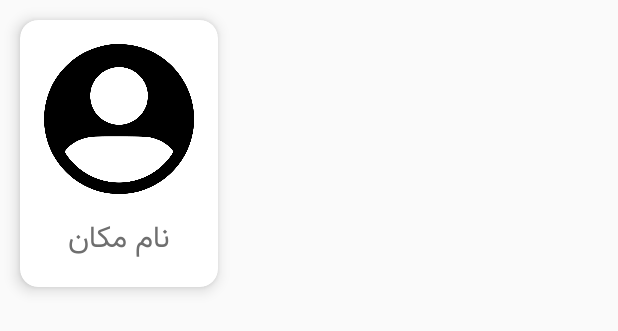
After one commit to farzinnasiri/Rasm-travel-advisor, an Android app: the layout suggested_places_item.xml on its own in the app's theme, with its tools: preview values and no code run, on a phone screen of 412 x 824 dp. The commit adds this screen. Shown: the top 331 px of the screen. Run offline under Robolectric (Android 15) with nearby library versions, the phone set to English and light mode, and no system bars.

Commit message:
suggested places added

```diff
--- a/app/src/main/java/com/rasm/MainActivity.java
+++ b/app/src/main/java/com/rasm/MainActivity.java
@@ -9,6 +9,7 @@ import android.view.View;
 import android.support.v7.app.AppCompatActivity;
 import android.widget.ImageView;
 
+import com.rasm.Administering.Administer;
 import com.rasm.adapters.NewFriendsAdventuresAdapter;
 import com.rasm.adapters.OptionsRecyclerViewAdapter;
 
@@ -77,6 +78,9 @@ public class MainActivity extends AppCompatActivity {
                 usersImages);
         newAdventuresRecyclerView.setAdapter(adapter2);
 
+
+        Administer.getInstance().getSuggestedPlace(4);
+
     }
 
 
--- /dev/null
+++ b/app/src/main/res/layout/suggested_places_item.xml
@@ -0,0 +1,49 @@
+<?xml version="1.0" encoding="utf-8"?>
+<RelativeLayout xmlns:android="http://schemas.android.com/apk/res/android"
+    xmlns:app="http://schemas.android.com/apk/res-auto"
+    android:layout_width="wrap_content"
+    android:layout_height="wrap_content"
+    android:layout_margin="1dp">
+
+    <android.support.v7.widget.CardView
+        android:id="@+id/suggested_place_card"
+        android:layout_width="wrap_content"
+        android:layout_height="wrap_content"
+        android:layout_rowWeight="1"
+        android:layout_columnWeight="1"
+        android:layout_margin="12dp"
+        app:cardCornerRadius="12dp"
+        app:cardElevation="6dp">
+
+        <LinearLayout
+            android:layout_width="match_parent"
+            android:layout_height="match_parent"
+            android:gravity="center"
+            android:orientation="vertical"
+            android:padding="16dp">
+
+            <ImageView
+                android:id="@+id/suggested_place_image"
+                android:layout_width="100dp"
+                android:layout_height="100dp"
+                android:src="@drawable/avatar"
+
+                />
+
+            <TextView
+                android:id="@+id/suggested_place_title"
+                android:layout_width="wrap_content"
+                android:layout_height="wrap_content"
+                android:layout_marginTop="12dp"
+                android:text="نام مکان"
+                android:textColor="#6f6f6f"
+                android:textDirection="rtl"
+                android:fontFamily="@font/vazir"
+                android:textSize="20sp" />
+
+        </LinearLayout>
+
+
+    </android.support.v7.widget.CardView>
+
+</RelativeLayout>
```
Also changed, not shown: app/src/main/java/com/rasm/adapters/SuggestedPlacesRecyclerViewAdapter.java (added, +41 -0 lines), app/src/main/res/layout/activity_main.xml (+19 -0 lines).
